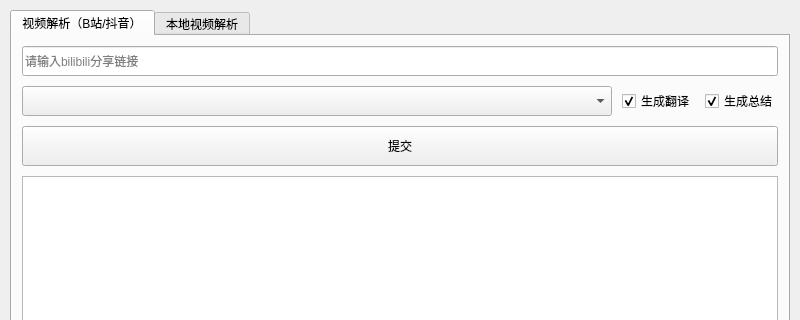
Above: main.ui from zwj-3193655211/AI-videoToText before the change; both pictures show x 0 to 800 and y 0 to 320 of the 800 by 600 pixel window. Below: the same form after it.
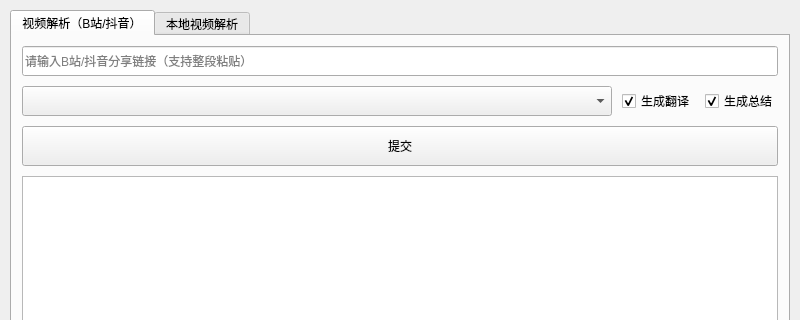
That is the form after the change.

Commit message: ui: 输入框提示更新为'请输入B站/抖音分享链接（支持整段粘贴）'

What changed in the file:
```diff
--- a/main.ui
+++ b/main.ui
@@ -79,7 +79,7 @@
            </sizepolicy>
           </property>
           <property name="placeholderText">
-           <string>请输入bilibili分享链接</string>
+           <string>请输入B站/抖音分享链接（支持整段粘贴）</string>
           </property>
          </widget>
         </item>
```
